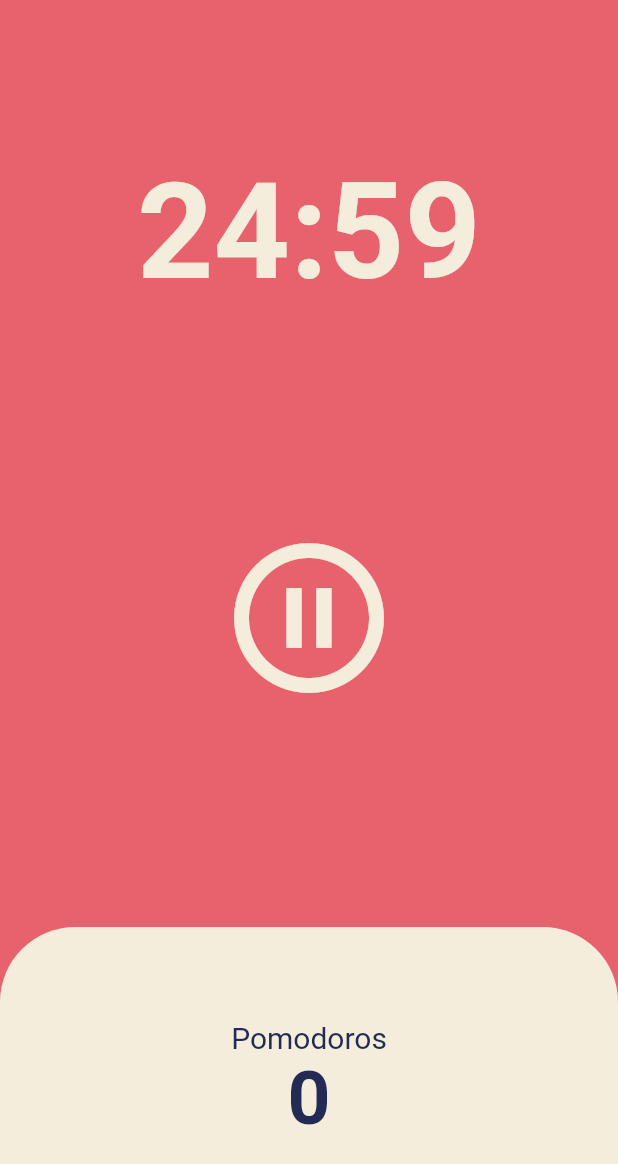
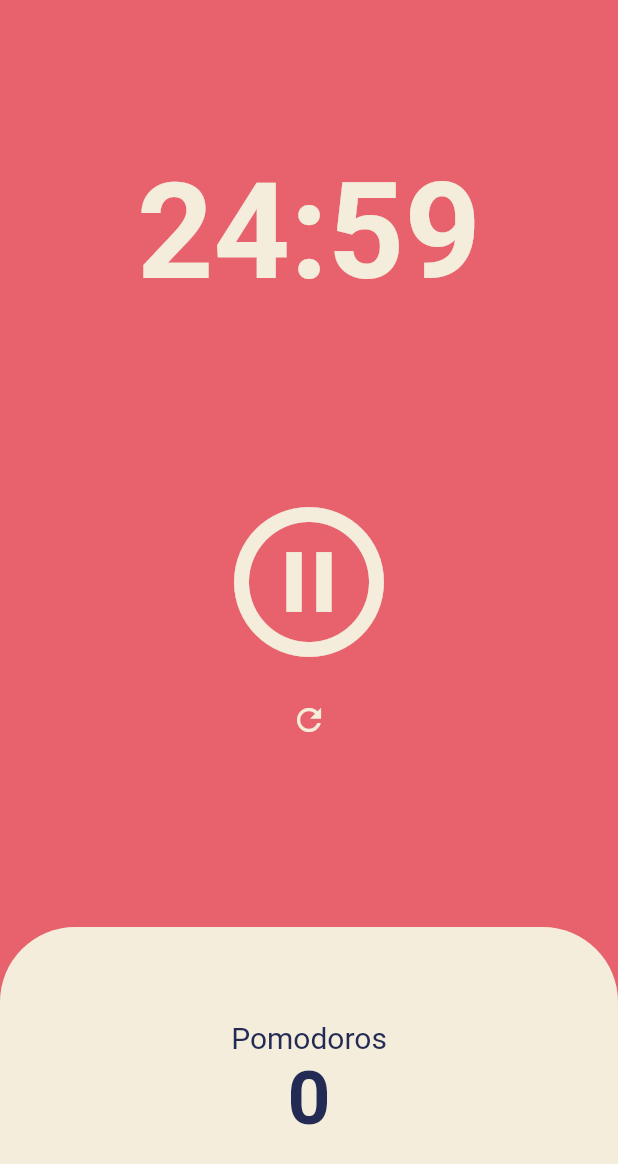
Before and after one commit to pwh9882/flutter_learning_clone_coding_toonflix, a Flutter app: the screen it shows after launch, after a tap on the "play circle outline" icon, on a phone screen of 412 x 824 dp. Shown: the top 1164 px of the screen. Run offline on Flutter 3.47's test engine with Material 2 defaults, Android fonts, the phone set to English and light mode, and no system bars.

Commit message:
add Reset button (정지 시  해당위젯을 없애는 방법을 배워야할듯.)

```diff
--- a/lib/screens/homeScreen.dart
+++ b/lib/screens/homeScreen.dart
@@ -20,8 +20,7 @@ class _HomeScreenState extends State<HomeScreen> {
     setState(() {
       --totalSeconds;
       if (totalSeconds == 0) {
-        onPausePressed();
-        totalSeconds = twentyFiveMinutes;
+        onResetPressed();
         totalPomodoros++;
       }
     });
@@ -39,6 +38,11 @@ class _HomeScreenState extends State<HomeScreen> {
     setState(() {
       isRunning = false;
     });
+  }
+
+  void onResetPressed() {
+    onPausePressed();
+    totalSeconds = twentyFiveMinutes;
   }
 
   String format(int seconds) {
@@ -69,8 +73,10 @@ class _HomeScreenState extends State<HomeScreen> {
           ),
           Flexible(
             flex: 2,
-            child: Center(
-              child: IconButton(
+            child: Column(
+              mainAxisAlignment: MainAxisAlignment.center,
+              children: [
+                IconButton(
                   iconSize: 120,
                   color: Theme.of(context).cardColor,
                   onPressed: isRunning ? onPausePressed : onStartPressed,
@@ -81,6 +87,14 @@ class _HomeScreenState extends State<HomeScreen> {
                   //     ? const Icon(Icons.pause_circle_outline)
                   //     : const Icon(Icons.play_circle_outline),
                 ),
+                IconButton(
+                  onPressed: isRunning ? onResetPressed : () {},
+                  color: Theme.of(context).cardColor,
+                  icon: const Icon(
+                    Icons.refresh_outlined,
+                  ),
+                )
+              ],
             ),
           ),
           Flexible(
```
Lines whose indentation alone changed are shown as unchanged.
